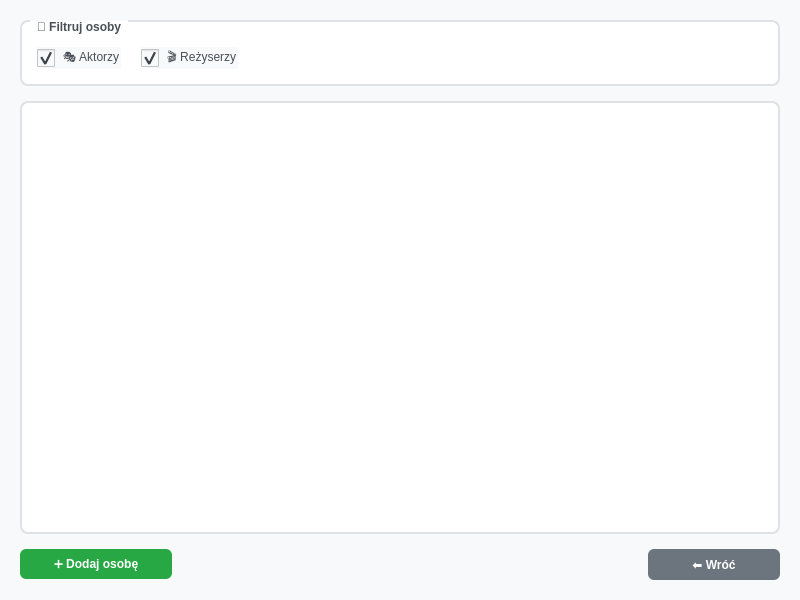
Zachaly/Jipp_Projekt_ZS_NS, file FilmManager/peoplelistviewwidget.ui: the form before one commit.
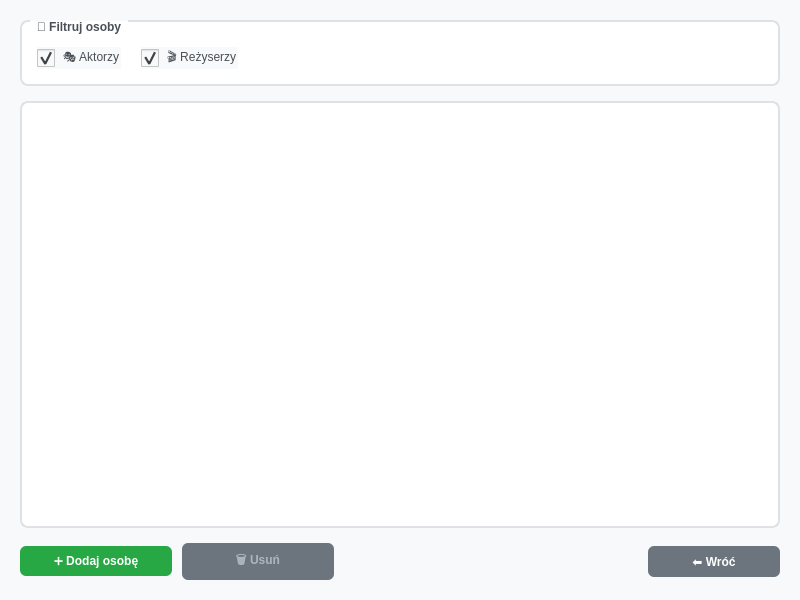
The form after the commit. Icons and pictures are not drawn.

What changed in the file:
```diff
--- a/FilmManager/peoplelistviewwidget.ui
+++ b/FilmManager/peoplelistviewwidget.ui
@@ -235,6 +235,38 @@
     background-color: #1e7e34;
 }</string>
        </property>
+       <property name="text">
+        <string>➕ Dodaj osobę</string>
+       </property>
+      </widget>
+     </item>
+     <item>
+      <widget class="QPushButton" name="removeButton">
+       <property name="enabled">
+        <bool>false</bool>
+       </property>
+       <property name="styleSheet">
+        <string>QPushButton {
+    background-color: #dc3545;
+    min-width: 120px;
+}
+
+QPushButton:hover {
+    background-color: #c82333;
+}
+
+QPushButton:pressed {
+    background-color: #bd2130;
+}
+
+QPushButton:disabled {
+    background-color: #6c757d;
+    color: #adb5bd;
+}</string>
+       </property>
+       <property name="text">
+        <string>🗑️ Usuń</string>
+       </property>
       </widget>
      </item>
      <item>
```
Left out of the diff: 25 changed lines with no effect on the pictures.
